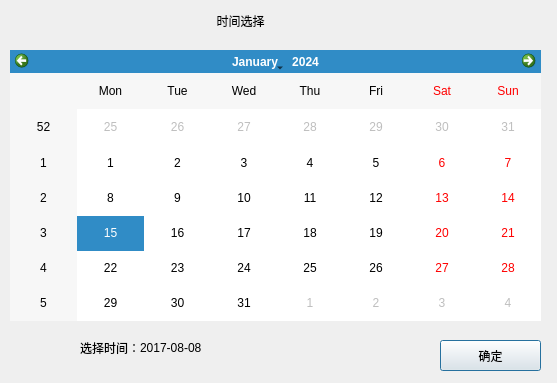
This is CabinetScreen/logs/logcom/logcalendardlg.ui in luozhiyong131/BusBar as Qt 5 draws it before an edit. The edited form follows.
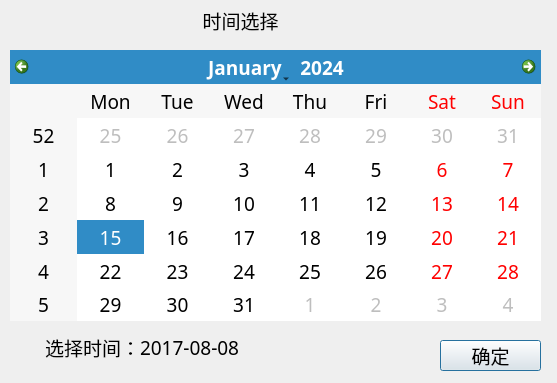
This is the edited form.

The edit to the form file:
```diff
--- a/CabinetScreen/logs/logcom/logcalendardlg.ui
+++ b/CabinetScreen/logs/logcom/logcalendardlg.ui
@@ -10,6 +10,14 @@
     <height>383</height>
    </rect>
   </property>
+  <property name="font">
+   <font>
+    <family>AR PL UKai CN</family>
+    <pointsize>14</pointsize>
+    <weight>50</weight>
+    <bold>false</bold>
+   </font>
+  </property>
   <property name="windowTitle">
    <string>Dialog</string>
   </property>
```
